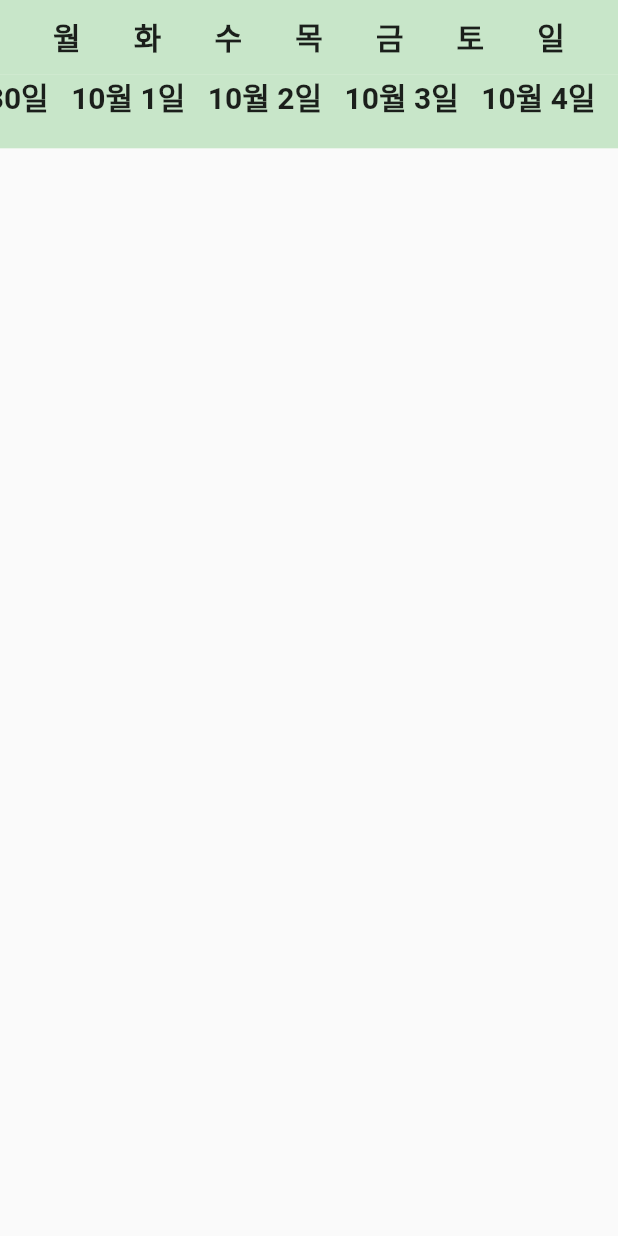
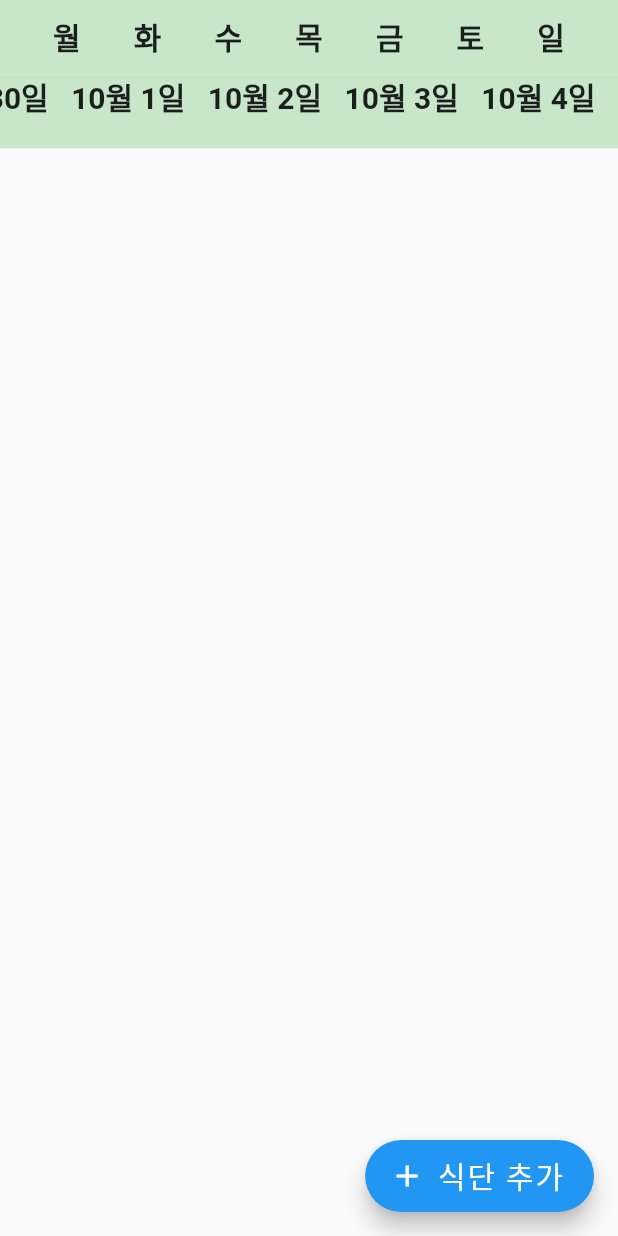
Before and after one commit to yejoonCho/meal_keeper, a Flutter app: the screen it shows after launch, on a phone screen of 412 x 824 dp. Run offline on Flutter 3.47's test engine with Material 2 defaults, Android fonts, the phone set to English and light mode, and no system bars.

```diff
--- a/lib/screens/home.dart
+++ b/lib/screens/home.dart
@@ -7,6 +7,14 @@ class Home extends StatelessWidget {
     Size size = MediaQuery.of(context).size;
     double top = MediaQuery.of(context).padding.top;
     return Scaffold(
+      floatingActionButton: FloatingActionButton.extended(
+        icon: Icon(Icons.add),
+        label: Text(
+          '식단 추가',
+          style: TextStyle(fontSize: 20),
+        ),
+        onPressed: () {},
+      ),
       body: Column(
         children: [
           SizedBox(height: top),
```
Also changed, not shown: 3 other files.
